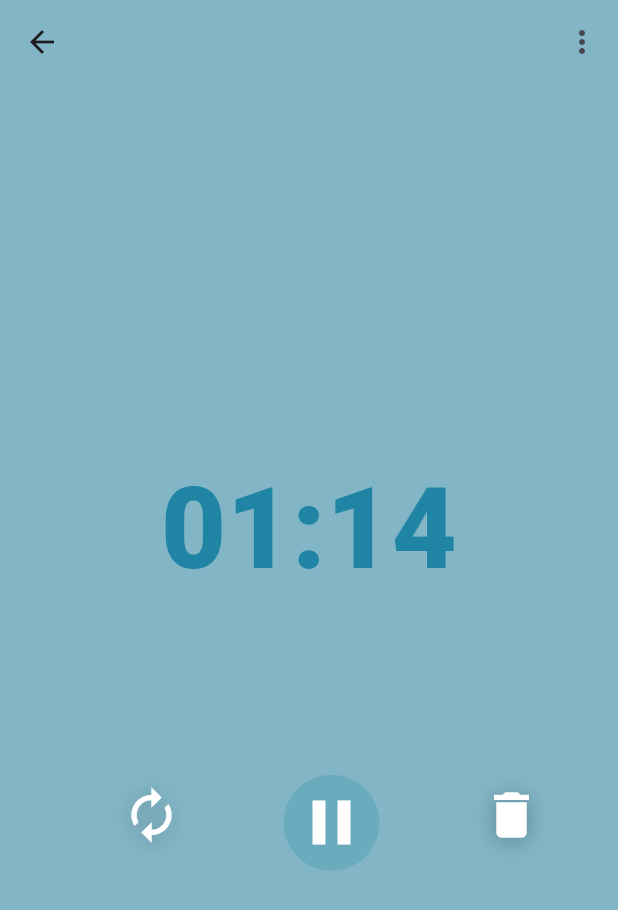
After one commit to JarlissonTomaz/temporizador, a Flutter app: the AppCountdown screen opened by its route, after a tap on the "play arrow" icon, on a phone screen of 412 x 824 dp. The commit adds this screen. Shown: the top 910 px of the screen. Run offline on Flutter 3.47's test engine with Material 3 defaults, Android fonts, the phone set to English and light mode, and no system bars; our stand-ins replace timer_count_down.

Commit message:
countdown_provider

```diff
--- a/lib/data/dummy_users.dart
+++ b/lib/data/dummy_users.dart
@@ -1,9 +1,11 @@
 import 'package:temporizador_/modals/user.dart';
+import 'package:temporizador_/provider/countdown_provider.dart';
 
 Map<int, User> dummyUsers = {
   1: User(
     id: 1,
     name: 'João',
     toy: 'Pula-Pula',
+    countdownProvider: CountdownProvider(),
   ),
 };
--- a/lib/modals/user.dart
+++ b/lib/modals/user.dart
@@ -1,11 +1,15 @@
+import 'package:temporizador_/provider/countdown_provider.dart';
+
 class User {
-  final int? id;
-  final String name;
-  final String toy;
+  int? id;
+  String name;
+  String toy;
+  CountdownProvider countdownProvider;
 
   User({
     this.id,
     required this.name,
     required this.toy,
+    required this.countdownProvider,
   });
 }
--- /dev/null
+++ b/lib/provider/countdown_provider.dart
@@ -0,0 +1,46 @@
+import 'dart:async';
+
+import 'package:flutter/material.dart';
+
+class CountdownProvider extends ChangeNotifier {
+  Duration duration = const Duration(seconds: 75);
+  bool isRunning = false;
+
+  StreamSubscription<int>? _tickSubscription;
+
+  void setCountdownDuration(Duration newDuration) {
+    duration = newDuration;
+    _tickSubscription?.cancel();
+    isRunning = false;
+    notifyListeners();
+  }
+
+  void startStopTimer() {
+    if (!isRunning) {
+      _startTimer(duration.inSeconds);
+    } else {
+      _tickSubscription?.pause();
+    }
+    isRunning = !isRunning;
+    notifyListeners();
+  }
+
+  void _startTimer(int seconds) {
+    _tickSubscription?.cancel();
+    _tickSubscription = Stream<int>.periodic(
+            const Duration(seconds: 1), (sec) => seconds - sec - 1)
+        .take(seconds)
+        .listen((timeLeftInSeconds) {
+      duration = Duration(seconds: timeLeftInSeconds);
+      notifyListeners();
+    });
+  }
+
+  String get timeLeftString {
+    final minutes =
+        ((duration.inSeconds / 60) % 60).floor().toString().padLeft(2, '0');
+    final seconds =
+        (duration.inSeconds % 60).floor().toString().padLeft(2, '0');
+    return '$minutes:$seconds';
+  }
+}
--- a/lib/routes/app_routes.dart
+++ b/lib/routes/app_routes.dart
@@ -1,4 +1,4 @@
 class AppRoutes {
   static const userHome = '/';
-  static const userTimer = '/timer';
+  static const userCountdown = '/Countdown';
 }
--- /dev/null
+++ b/lib/views/countdown.dart
@@ -0,0 +1,211 @@
+import 'package:flutter/material.dart';
+import 'package:provider/provider.dart';
+import 'package:temporizador_/provider/countdown_provider.dart';
+import 'package:temporizador_/provider/users_state.dart';
+
+class AppCountdown extends StatefulWidget {
+  const AppCountdown({super.key});
+
+  @override
+  State<AppCountdown> createState() => _AppCountdownState();
+}
+
+class _AppCountdownState extends State<AppCountdown> {
+  @override
+  Widget build(BuildContext context) {
+    final countdownProvider = Provider.of<CountdownProvider>(context);
+    final users = Provider.of<Users>(context);
+
+    print('No AppCountdown: ${countdownProvider.hashCode}');
+    return Scaffold(
+      appBar: AppBar(
+        actions: [
+          PopupMenuButton(
+              itemBuilder: (context) => [
+                    PopupMenuItem(
+                      child: const Text('Editar nome/Brinquedo',
+                          style: TextStyle(
+                            color: Color.fromRGBO(130, 182, 198, 1),
+                          )),
+                      onTap: () {
+                        _showBottomSheet(context);
+                      },
+                    ),
+                    const PopupMenuItem(
+                      child: Text('Editar Tempo',
+                          style: TextStyle(
+                            color: Color.fromRGBO(130, 182, 198, 1),
+                          )),
+                    ),
+                  ])
+        ],
+        shadowColor: Colors.transparent,
+        backgroundColor: const Color.fromRGBO(130, 182, 198, 1),
+      ),
+      backgroundColor: const Color.fromRGBO(130, 182, 198, 1),
+      body: Column(
+        mainAxisAlignment: MainAxisAlignment.center,
+        crossAxisAlignment: CrossAxisAlignment.center,
+        children: [
+          Padding(
+            padding: const EdgeInsets.only(bottom: 100.0),
+            child: Text(
+                context.select(
+                    (CountdownProvider countdown) => countdown.timeLeftString),
+                style: const TextStyle(
+                  fontSize: 75.0,
+                  color: Color.fromRGBO(32, 133, 165, 1),
+                  fontWeight: FontWeight.w900,
+                )),
+          ),
+          Row(
+            mainAxisAlignment: MainAxisAlignment.center,
+            children: [
+              const SizedBox(
+                width: 30,
+              ),
+              IconButton(
+                  onPressed: () {
+                    countdownProvider
+                        .setCountdownDuration(const Duration(seconds: 75));
+                  },
+                  icon: const Icon(
+                    Icons.autorenew,
+                    size: 40,
+                    color: Colors.white,
+                    shadows: [
+                      BoxShadow(
+                        color: Color.fromARGB(75, 0, 0, 0),
+                        offset: Offset(0, 2),
+                        blurRadius: 20,
+                      )
+                    ],
+                  )),
+              Padding(
+                padding: const EdgeInsets.only(
+                  right: 60,
+                  top: 10,
+                  left: 60,
+                ),
+                child: GestureDetector(
+                  onTap: () {
+                    countdownProvider.startStopTimer();
+                  },
+                  child: Container(
+                      width: 64,
+                      height: 64,
+                      decoration: const BoxDecoration(
+                        shape: BoxShape.circle,
+                        color: Color.fromRGBO(12, 125, 160, 0.2),
+                      ),
+                      child: Icon(
+                        countdownProvider.isRunning
+                            ? Icons.pause
+                            : Icons.play_arrow,
+                        color: Colors.white,
+                        size: 50,
+                      )),
+                ),
+              ),
+              IconButton(
+                onPressed: () {
+                  users.remove(users.byIndex(0));
+                  Navigator.pop(context);
+                },
+                icon: const Icon(
+                  Icons.delete,
+                  size: 40,
+                  color: Color.fromARGB(255, 255, 255, 255),
+                  shadows: [
+                    BoxShadow(
+                      color: Color.fromARGB(75, 0, 0, 0),
+                      offset: Offset(0, 2),
+                      blurRadius: 20,
+                    )
+                  ],
+                ),
+              ),
+            ],
+          ),
+        ],
+      ),
+    );
+  }
+}
+
+void _showBottomSheet(BuildContext context) {
+  showModalBottomSheet(
+    context: context,
+    builder: (BuildContext context) {
+      return Container(
+        padding: const EdgeInsets.all(16.0),
+        child: Column(
+          mainAxisSize: MainAxisSize.min,
+          crossAxisAlignment: CrossAxisAlignment.start,
+          children: <Widget>[
+            // Conteúdo da folha modal
+
+            Row(
+              children: [
+                const Padding(
+                  padding: EdgeInsets.only(
+                    left: 10.0,
+                    top: 10.0,
+                    bottom: 50,
+                  ),
+                  child: Text(
+                    'Editar Nome/Brinquedo',
+                    style: TextStyle(
+                        fontWeight: FontWeight.bold,
+                        fontSize: 20,
+                        color: Colors.grey),
+                  ),
+                ),
+                Padding(
+                  padding: const EdgeInsets.only(
+                    left: 90.0,
+                    bottom: 50,
+                  ),
+                  child: IconButton(
+                      onPressed: () => Navigator.pop(context),
+                      icon: const Icon(
+                        Icons.cancel_outlined,
+                        color: Colors.grey,
+                      )),
+                )
+              ],
+            ),
+            const Padding(
+              padding: EdgeInsets.only(
+                left: 10.0,
+                bottom: 50.0,
+              ),
+              child: TextField(
+                decoration: InputDecoration(
+                    border: OutlineInputBorder(), hintText: "Editar "),
+              ),
+            ),
+            Center(
+              child: Padding(
+                padding: const EdgeInsets.only(bottom: 14.0),
+                child: GestureDetector(
+                  onTap: () {},
+                  child: Container(
+                    alignment: Alignment.center,
+                    width: 200,
+                    height: 60,
+                    decoration: const BoxDecoration(
+                        color: Color.fromRGBO(12, 125, 161, 1),
+                        borderRadius: BorderRadius.all(Radius.circular(40))),
+                    child: const Text('Editar',
+                        style: TextStyle(color: Colors.white, fontSize: 15)),
+                  ),
+                ),
+              ),
+            ),
+          ],
+        ),
+      );
+    },
+  );
+}
--- a/pubspec.yaml
+++ b/pubspec.yaml
@@ -36,7 +36,11 @@ dependencies:
 
   timer_count_down: ^2.2.2
   provider: ^6.1.1
-  circular_countdown_timer: ^0.2.3
+  circular_countdown_timer:
+    git:
+      url: https://github.com/ceranco/circular_countdown_timer
+      ref: on_change_fix
+  shared_preferences: ^2.0.13
 
 dev_dependencies:
   flutter_test:
```
Also changed, not shown: lib/components/user_tile.dart (+10 -7 lines), lib/main.dart (+7 -2 lines), lib/provider/time_state.dart (+12 -0 lines), lib/provider/users_state.dart (+22 -14 lines), lib/views/home_page.dart (+13 -3 lines), lib/views/timer.dart (deleted, +0 -311 lines), pubspec.lock, 1 other file.
